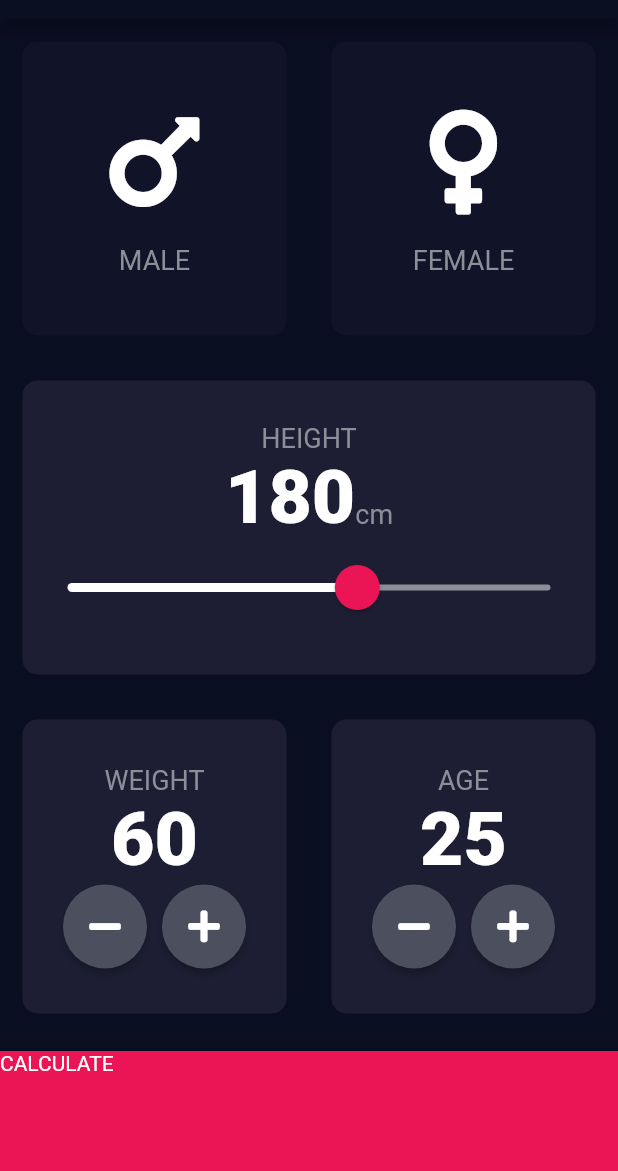
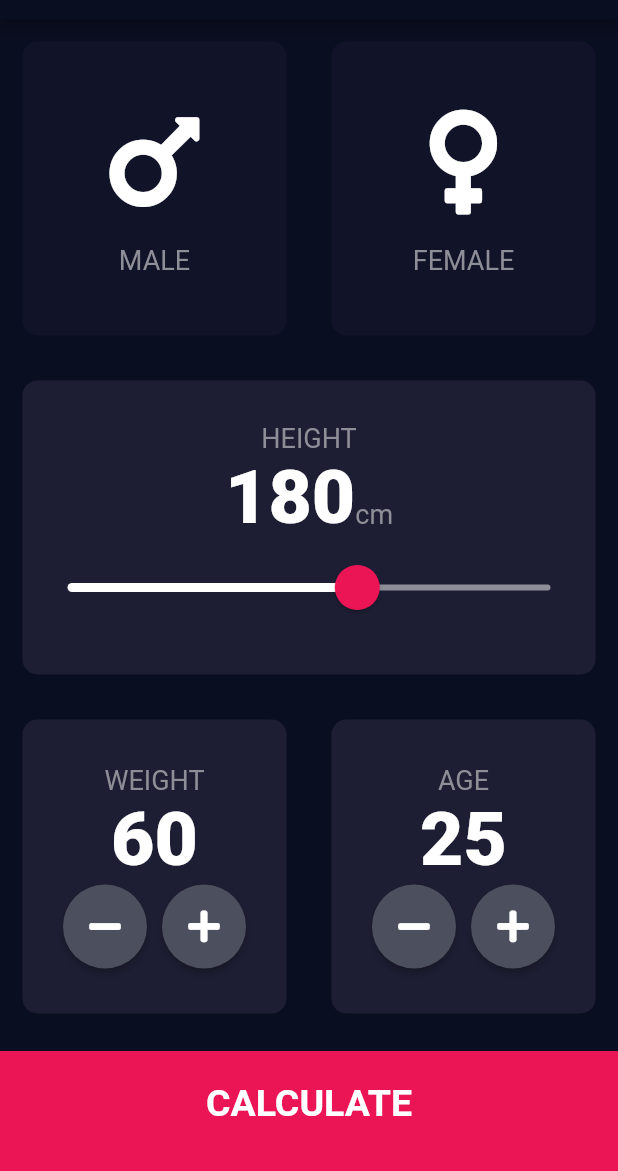
Before and after one commit to Sombernightmare/bmi-calculator, a Flutter app: the screen it shows after launch, on a phone screen of 412 x 824 dp, the part 65-1236 px from its top. Run offline on Flutter 3.47's test engine with Material 2 defaults, Android fonts, the phone set to English and light mode, and no system bars; our stand-ins replace font_awesome_flutter.

Commit message:
Finished the bmi result screen, refactored to clean up code and organize dart files, bmi calculation function implemented

```diff
--- /dev/null
+++ b/lib/components/bottom_btn.dart
@@ -0,0 +1,23 @@
+import 'package:flutter/material.dart';
+import 'package:bmi_calculator_app/style.dart';
+
+class BottomButton extends StatelessWidget {
+  final String title;
+  final Function onTap;
+
+  BottomButton({@required this.title, @required this.onTap});
+  @override
+  Widget build(BuildContext context) {
+    return GestureDetector(
+      onTap: onTap,
+      child: Container(
+        padding: EdgeInsets.only(bottom: 10),
+        child: Center(child: Text(title, style: kLargeButton)),
+        color: kBottomContainerColor,
+        margin: EdgeInsets.only(top: 10),
+        width: double.infinity,
+        height: kBottomContainerHeight,
+      ),
+    );
+  }
+}
--- a/lib/icon_content.dart
+++ b/lib/components/icon_content.dart
@@ -1,5 +1,5 @@
 import 'package:flutter/material.dart';
-import 'style.dart';
+import 'package:bmi_calculator_app/style.dart';
 
 class IconContent extends StatelessWidget {
   final IconData icon;
--- /dev/null
+++ b/lib/components/round_icon_btn.dart
@@ -0,0 +1,17 @@
+import 'package:flutter/material.dart';
+
+class RoundIconButton extends StatelessWidget {
+  final IconData icon;
+  final Function onPressed;
+  RoundIconButton({@required this.icon, @required this.onPressed});
+
+  @override
+  Widget build(BuildContext context) {
+    return RawMaterialButton(
+        child: Icon(icon),
+        onPressed: onPressed,
+        shape: CircleBorder(),
+        fillColor: Color(0xFF4C4F5E),
+        constraints: BoxConstraints.tightFor(width: 56, height: 56));
+  }
+}
--- a/lib/main.dart
+++ b/lib/main.dart
@@ -1,5 +1,5 @@
 import 'package:flutter/material.dart';
-import 'start_page.dart';
+import 'package:bmi_calculator_app/screens/start_page.dart';
 
 void main() => runApp(BMICalculator());
 
--- a/lib/start_page.dart
+++ b/lib/screens/start_page.dart
@@ -1,11 +1,13 @@
 import 'package:flutter/material.dart';
 import 'package:font_awesome_flutter/font_awesome_flutter.dart';
-import 'reusable_card.dart';
-import 'icon_content.dart';
-import 'style.dart';
-import 'results_page.dart';
+import 'package:bmi_calculator_app/components/reusable_card.dart';
+import 'package:bmi_calculator_app/components/icon_content.dart';
+import 'package:bmi_calculator_app/style.dart';
+import 'package:bmi_calculator_app/screens/results_page.dart';
+import 'package:bmi_calculator_app/components/round_icon_btn.dart';
+import 'package:bmi_calculator_app/components/bottom_btn.dart';
+import 'package:bmi_calculator_app/bmi_brain.dart';
 
-const double bottomContainerHeight = 80;
 enum Gender { male, female }
 
 class StartPage extends StatefulWidget {
@@ -182,37 +184,20 @@ class _StartPageState extends State<StartPage> {
                 ],
               ),
             ),
-            GestureDetector(
+            BottomButton(
+              title: 'CALCULATE',
               onTap: () {
+                BMICalculator bmiCalc =
+                    BMICalculator(height: height, weight: weight);
                 Navigator.push(context, MaterialPageRoute(builder: (context) {
-                  return ResultsPage();
+                  return ResultsPage(
+                      bmiNumResult: bmiCalc.calculateBMI(),
+                      result: bmiCalc.getResult(),
+                      bmiSuggestion: bmiCalc.getSuggestion());
                 }));
               },
-              child: Container(
-                child: Text('CALCULATE'),
-                color: kBottomContainerColor,
-                margin: EdgeInsets.only(top: 10),
-                width: double.infinity,
-                height: bottomContainerHeight,
-              ),
             )
           ],
         ));
   }
 }
-
-class RoundIconButton extends StatelessWidget {
-  final IconData icon;
-  final Function onPressed;
-  RoundIconButton({@required this.icon, @required this.onPressed});
-
-  @override
-  Widget build(BuildContext context) {
-    return RawMaterialButton(
-        child: Icon(icon),
-        onPressed: onPressed,
-        shape: CircleBorder(),
-        fillColor: Color(0xFF4C4F5E),
-        constraints: BoxConstraints.tightFor(width: 56, height: 56));
-  }
-}
--- a/lib/style.dart
+++ b/lib/style.dart
@@ -4,6 +4,13 @@ const Color kActiveCardColor = Color(0xFF1D1E33);
 const Color kInactiveCardColor = Color(0xFF111328);
 const Color kBottomContainerColor = Color(0xFFEB1555);
 const Color kGenderColor = Color(0xFF8D8E98);
+const double kBottomContainerHeight = 80;
 
 const kLabelStyle = TextStyle(fontSize: 18, color: Color(0xFF8D8E98));
 const kNumericStyle = TextStyle(fontSize: 50, fontWeight: FontWeight.w900);
+const kLargeButton = TextStyle(fontSize: 25, fontWeight: FontWeight.bold);
+const kTitleStyle = TextStyle(fontSize: 50, fontWeight: FontWeight.bold);
+const kResultStyle = TextStyle(
+    color: Color(0xFF24D876), fontSize: 22, fontWeight: FontWeight.bold);
+const kBMIStyle = TextStyle(fontSize: 100, fontWeight: FontWeight.bold);
+const kBodyStyle = TextStyle(fontSize: 22);
```
Also changed, not shown: lib/bmi_brain.dart (added, +37 -0 lines), lib/results_page.dart (deleted, +0 -13 lines), lib/screens/results_page.dart (added, +61 -0 lines), lib/components/reusable_card.dart (renamed from lib/reusable_card.dart).
